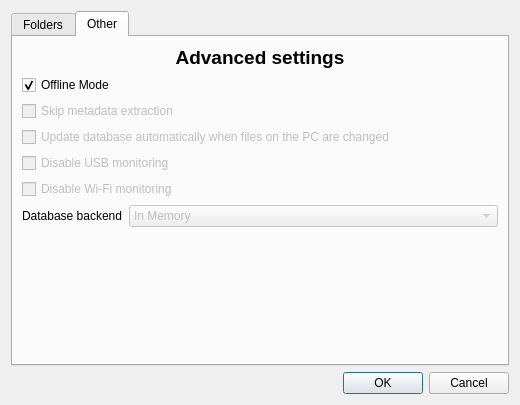
Above: src/forms/configwidget.ui from codestation/qcma before the change. Below: the same form after it.
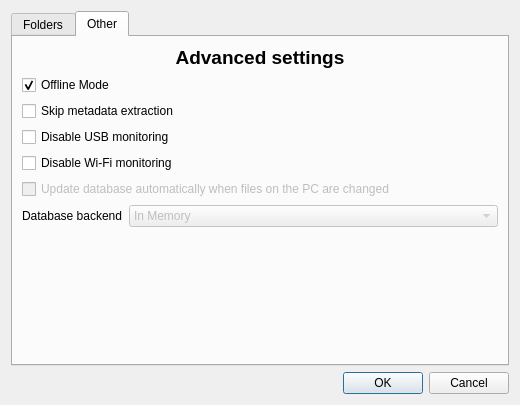
That is the form after the change. The open tabs and pages were chosen to show the change.

Commit message: Enable setting for skip metadata retrieval on database scanning. Enabled settings for enabling/disabling USB/WiFi monitoring. Make sure to init properly in the db multimedia files copied to the PC. Translate system Qt widgets.

```diff
--- a/src/forms/configwidget.ui
+++ b/src/forms/configwidget.ui
@@ -242,45 +242,36 @@
             </widget>
            </item>
            <item>
-            <widget class="QCheckBox" name="checkBox_2">
-             <property name="enabled">
-              <bool>false</bool>
-             </property>
+            <widget class="QCheckBox" name="metadataCheck">
              <property name="text">
               <string>Skip metadata extraction</string>
              </property>
             </widget>
            </item>
            <item>
-            <widget class="QCheckBox" name="checkBox_3">
-             <property name="enabled">
-              <bool>false</bool>
-             </property>
-             <property name="text">
-              <string>Update database automatically when files on the PC are changed</string>
-             </property>
-            </widget>
-           </item>
-           <item>
-            <widget class="QCheckBox" name="checkBox_4">
-             <property name="enabled">
-              <bool>false</bool>
-             </property>
+            <widget class="QCheckBox" name="usbCheck">
              <property name="text">
               <string>Disable USB monitoring</string>
              </property>
             </widget>
            </item>
            <item>
-            <widget class="QCheckBox" name="checkBox_5">
-             <property name="enabled">
-              <bool>false</bool>
-             </property>
+            <widget class="QCheckBox" name="wifiCheck">
              <property name="text">
               <string>Disable Wi-Fi monitoring</string>
              </property>
             </widget>
            </item>
+           <item>
+            <widget class="QCheckBox" name="checkBox_3">
+             <property name="enabled">
+              <bool>false</bool>
+             </property>
+             <property name="text">
+              <string>Update database automatically when files on the PC are changed</string>
+             </property>
+            </widget>
+           </item>
            <item>
             <layout class="QFormLayout" name="formLayout">
              <item row="0" column="0">
```
The commit also changes 10 other files.
